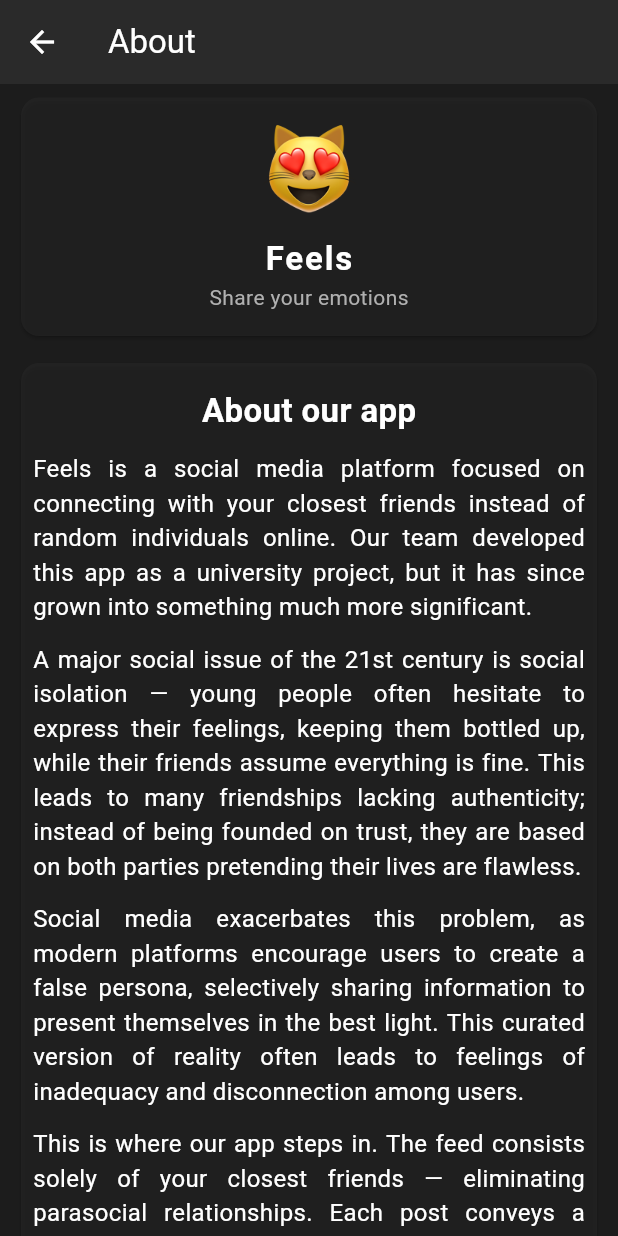
After one commit to thesun901/feels-mobile, a Flutter app: the AboutScreen screen opened by its route, on a phone screen of 412 x 824 dp. The commit adds this screen. Run offline on Flutter 3.47's test engine with Material 3 defaults, Android fonts, the phone set to English and light mode, and no system bars; our stand-ins replace flutter_hooks, flutter_riverpod, hooks_riverpod, shared_preferences; accounts and stored records are empty.

Commit message:
Add about screen

```diff
--- a/lib/main.dart
+++ b/lib/main.dart
@@ -6,6 +6,7 @@ import 'screens/home_screen.dart';
 import 'screens/login_screen.dart';
 import 'screens/register_screen.dart';
 import 'screens/add_friend_screen.dart';
+import 'screens/about_screen.dart';
 import 'services/api_service.dart';
 import 'constants/colors.dart';
 
@@ -38,8 +39,8 @@ class MyApp extends StatelessWidget {
           displayColor: AppColors.textLight,
         ),
         popupMenuTheme: ThemeData().popupMenuTheme.copyWith(
-          color: AppColors.darkBackground
-        )
+          color: AppColors.darkBackground,
+        ),
       ),
       routes: {
         '/friends': (context) => const HomeScreen(initialIndex: 0),
@@ -49,7 +50,8 @@ class MyApp extends StatelessWidget {
         '/login': (context) => const LoginScreen(),
         '/register': (context) => const RegisterScreen(),
         '/add_status': (context) => const AddStatusScreen(),
-        '/profile': (context) => const ProfileScreen()
+        '/profile': (context) => const ProfileScreen(),
+        '/about': (context) => const AboutScreen(),
       },
       home: FutureBuilder<Widget>(
         future: _checkAuth(),
--- /dev/null
+++ b/lib/screens/about_screen.dart
@@ -0,0 +1,88 @@
+import 'package:flutter/material.dart';
+import 'package:feels_mobile/widgets/app_card.dart';
+import '../constants/colors.dart';
+
+class AboutScreen extends StatelessWidget {
+  const AboutScreen({super.key});
+
+  @override
+  Widget build(BuildContext context) {
+    return Scaffold(
+      appBar: AppBar(title: const Text('About')),
+      body: Center(
+        child: SingleChildScrollView(
+          child: Column(
+            mainAxisAlignment: MainAxisAlignment.center,
+            crossAxisAlignment: CrossAxisAlignment.center,
+            children: [
+              const AppCard(),
+              Container(
+                padding: EdgeInsets.symmetric(vertical: 5, horizontal: 10),
+                child: SizedBox(
+                  width: double.infinity,
+                  child: Card(
+                    color: AppColors.cardBackground.withValues(alpha: 0.5),
+                    child: Padding(
+                      padding: EdgeInsets.symmetric(
+                        vertical: 16,
+                        horizontal: 8,
+                      ),
+                      child: Column(
+                        mainAxisSize: MainAxisSize.min,
+                        children: [
+                          const Text(
+                            'About our app',
+                            style: TextStyle(
+                              fontWeight: FontWeight.bold,
+                              fontSize: 22,
+                            ),
+                          ),
+                          const SizedBox(height: 12),
+                          const Text(
+                            'Feels is a social media platform focused on connecting with your closest friends instead of random individuals online. Our team developed this app as a university project, but it has since grown into something much more significant.',
+                            textAlign: TextAlign.justify,
+                            style: TextStyle(fontSize: 16),
+                          ),
+                          const SizedBox(height: 12),
+                          const Text(
+                            'A major social issue of the 21st century is social isolation — young people often hesitate to express their feelings, keeping them bottled up, while their friends assume everything is fine. This leads to many friendships lacking authenticity; instead of being founded on trust, they are based on both parties pretending their lives are flawless.',
+                            textAlign: TextAlign.justify,
+                            style: TextStyle(fontSize: 16),
+                          ),
+                          const SizedBox(height: 12),
+                          const Text(
+                            'Social media exacerbates this problem, as modern platforms encourage users to create a false persona, selectively sharing information to present themselves in the best light. This curated version of reality often leads to feelings of inadequacy and disconnection among users.',
+                            textAlign: TextAlign.justify,
+                            style: TextStyle(fontSize: 16),
+                          ),
+                          const SizedBox(height: 12),
+                          const Text(
+                            'This is where our app steps in. The feed consists solely of your closest friends — eliminating parasocial relationships. Each post conveys a specific emotion, providing your friends with an accurate understanding of how you are feeling. Additionally, we\'ve added a chat feature that allows you to quickly check in on your friends if you notice something off about their latest status.',
+                            textAlign: TextAlign.justify,
+                            style: TextStyle(fontSize: 16),
+                          ),
+                          const SizedBox(height: 12),
+                          const Text(
+                            'At Feels, our goal is to foster genuine connections and make emotional well-being a shared responsibility. We believe that honest communication between friends can make a meaningful difference in combating loneliness and promoting mental health.',
+                            textAlign: TextAlign.justify,
+                            style: TextStyle(fontSize: 16),
+                          ),
+                          const SizedBox(height: 12),
+                          const Text(
+                            'We hope Feels helps you stay more connected, more authentic, and more supported. Enjoy using our app 😊',
+                            textAlign: TextAlign.justify,
+                            style: TextStyle(fontSize: 16),
+                          ),
+                        ],
+                      ),
+                    ),
+                  ),
+                ),
+              ),
+            ],
+          ),
+        ),
+      ),
+    );
+  }
+}
--- a/lib/screens/feed_screen.dart
+++ b/lib/screens/feed_screen.dart
@@ -1,8 +1,8 @@
 import 'package:flutter/material.dart';
 import 'package:hooks_riverpod/hooks_riverpod.dart';
-import '../viewmodels/feed_provider.dart';
-import '../widgets/post_card.dart';
-import '../constants/colors.dart';
+import 'package:feels_mobile/viewmodels/feed_provider.dart';
+import 'package:feels_mobile/widgets/feed_screen/post_card.dart';
+import 'package:feels_mobile/constants/colors.dart';
 
 class FeedScreen extends HookConsumerWidget {
   const FeedScreen({super.key});
--- a/lib/screens/home_screen.dart
+++ b/lib/screens/home_screen.dart
@@ -56,6 +56,7 @@ class _HomeScreenState extends ConsumerState<HomeScreen> {
         child: ListView(
           padding: EdgeInsets.zero,
           children: [
+            const SizedBox(height: 15),
             AppCard(),
             DrawerItem(
               icon: Icons.person,
--- a/lib/widgets/app_card.dart
+++ b/lib/widgets/app_card.dart
@@ -2,20 +2,18 @@ import 'package:flutter/material.dart';
 import '../../constants/colors.dart';
 
 class AppCard extends StatelessWidget {
-
   const AppCard({super.key});
 
   @override
   Widget build(BuildContext context) {
     return Container(
-      padding: const EdgeInsets.symmetric(vertical: 20, horizontal: 10),
+      padding: const EdgeInsets.symmetric(vertical: 5, horizontal: 10),
+      child: SizedBox(
+        width: double.infinity,
         child: Card(
           color: AppColors.cardBackground.withValues(alpha: 0.5),
           child: Padding(
-          padding: const EdgeInsets.symmetric(
-            vertical: 16,
-            horizontal: 8,
-          ),
+            padding: const EdgeInsets.symmetric(vertical: 16, horizontal: 8),
             child: Column(
               mainAxisSize: MainAxisSize.min,
               children: [
@@ -39,12 +37,10 @@ class AppCard extends StatelessWidget {
                 ),
                 const Text(
                   'Share your emotions',
-                style: TextStyle(
-                  color: AppColors.textDim,
-                  fontSize: 14,
+                  style: TextStyle(color: AppColors.textDim, fontSize: 14),
                 ),
-              )
               ],
+            ),
           ),
         ),
       ),
--- a/lib/widgets/post_card.dart
+++ b/lib/widgets/feed_screen/post_card.dart
@@ -1,8 +1,8 @@
 import 'package:feels_mobile/widgets/profile_picture.dart';
 import 'package:flutter/material.dart';
 import 'package:intl/intl.dart';
-import '../models/post.dart';
-import '../constants/colors.dart';
+import '../../models/post.dart';
+import '../../constants/colors.dart';
 
 class PostCard extends StatelessWidget {
   final Post post;
```
Lines whose indentation alone changed are shown as unchanged.
